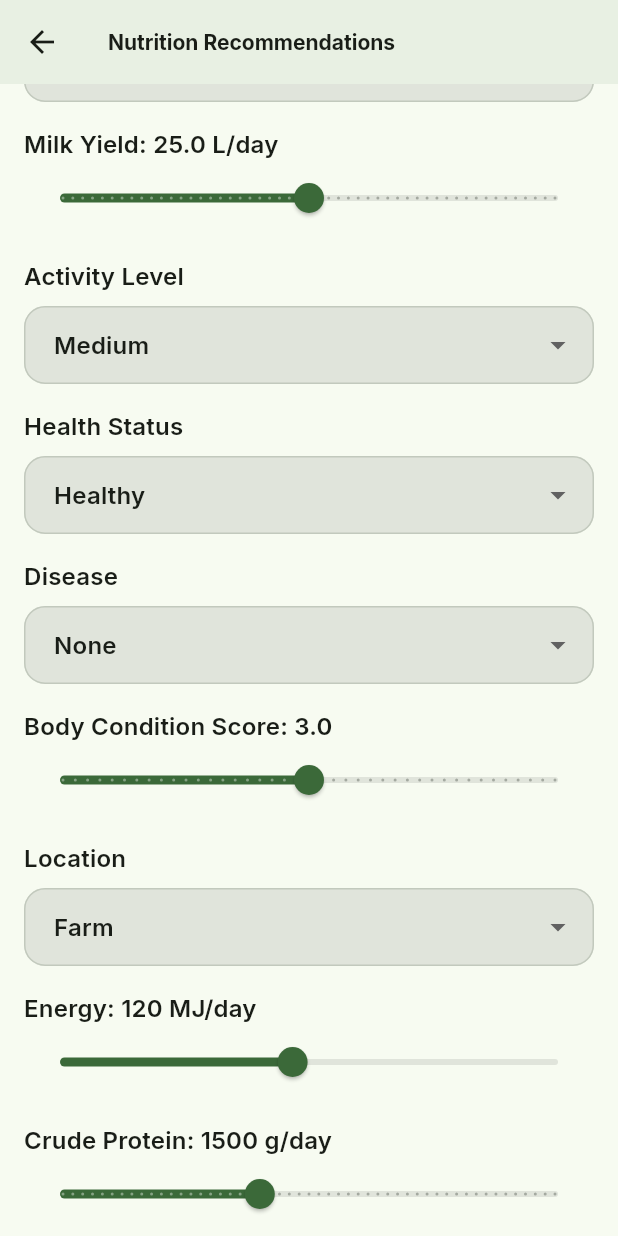
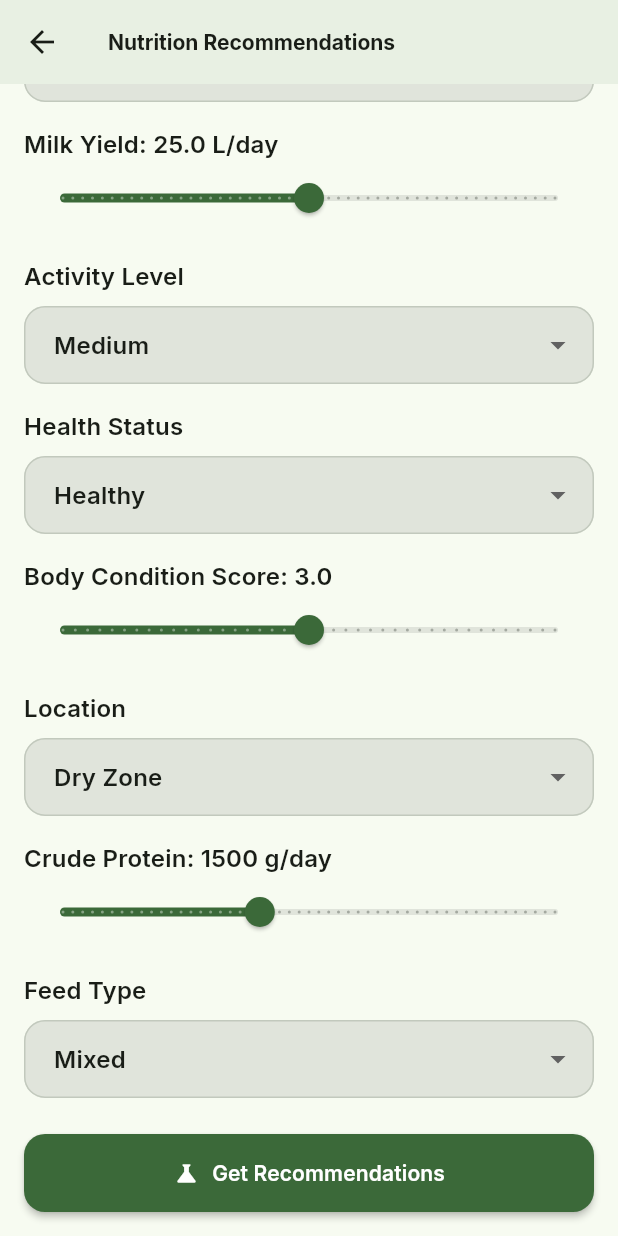
Before and after one commit to PramudithaB/converting-traditional-farm-to-ai-ml-powered-smart-farm-, a Flutter app: the NutritionScreen screen opened directly, scrolled down 576 dp, on a phone screen of 412 x 824 dp. Run offline on Flutter 3.47's test engine with Material 3 defaults, Android fonts, the phone set to English and light mode, and no system bars; our stand-ins replace google_fonts, image_picker, shared_preferences, sqflite; accounts and stored records are empty; network calls fail.

Commit message:
update the some input filds

```diff
--- a/frontend/lib/screens/nutrition_screen.dart
+++ b/frontend/lib/screens/nutrition_screen.dart
@@ -29,17 +29,24 @@ class _NutritionScreenState extends State<NutritionScreen> {
   String _healthStatus = 'Healthy';
   String _disease = 'None';
   double _bodyConditionScore = 3.0;
-  String _location = 'Farm';
-  double _energyMJ = 120.0;
+  String _location = 'Dry Zone';
+  double _energyMJ = 100.0;
   double _crudeProtein = 1500.0;
   String _feedType = 'Mixed';
 
-  final List<String> _breeds = ['Holstein', 'Jersey', 'Brown Swiss', 'Guernsey', 'Ayrshire'];
+  List<String> _breeds = [
+    'Holstein / Holstein-Friesian', 'Holstein', 'Jersey', 'Ayrshire', 'Brown Swiss',
+    'Guernsey', 'Milking Shorthorn', 'Friesian', 'Sahiwal', 'Tharparkar',
+    'Gir (Gyr)', 'Hariana', 'Red Sindhi', 'Ongole', 'Kankrej', 'Deoni',
+    'Angus', 'Hereford', 'Simmental', 'Limousin', 'Charolais', 'Brahman',
+    'Shorthorn', 'Belted Galloway', 'Highland', 'Dexter', 'Nelore', 'Zebu',
+    'Lanka White (Sinhala)', 'Other',
+  ];
   final List<String> _activityLevels = ['Low', 'Medium', 'High'];
   final List<String> _healthStatuses = ['Healthy', 'Disease', 'Recovering'];
   final List<String> _diseases = ['None', 'Mastitis', 'Lameness', 'Metabolic', 'Respiratory'];
-  final List<String> _locations = ['Farm', 'Pasture', 'Barn', 'Open'];
-  final List<String> _feedTypes = ['Mixed', 'Hay', 'Silage', 'Concentrate', 'Pasture'];
+  final List<String> _locations = ['Dry Zone', 'Wet Zone'];
+  final List<String> _feedTypes = ['Mixed', 'Grass clippings', 'Milk'];
 
   @override
   void initState() {
@@ -68,7 +75,10 @@ class _NutritionScreenState extends State<NutritionScreen> {
 
     // ── Prefill from cow fields ──
     final breed = cow['breed'] as String?;
-    if (breed != null && _breeds.contains(breed)) {
+    if (breed != null && breed.isNotEmpty) {
+      if (!_breeds.contains(breed)) {
+        setState(() => _breeds = [..._breeds, breed]);
+      }
       setState(() => _breed = breed);
     }
 
@@ -86,15 +96,12 @@ class _NutritionScreenState extends State<NutritionScreen> {
       }
     }
 
+    // Health Status from previous_disease (disease field fixed to 'None')
     final prevDisease = cow['previous_disease'];
     if (prevDisease is List && prevDisease.isNotEmpty) {
-      final last = prevDisease.last.toString();
-      setState(() {
-        _disease = _diseases.contains(last) ? last : 'None';
-        _healthStatus = 'Disease';
-      });
+      setState(() => _healthStatus = 'Disease');
     } else {
-      setState(() { _disease = 'None'; _healthStatus = 'Healthy'; });
+      setState(() => _healthStatus = 'Healthy');
     }
 
     // ── Overlay with latest saved nutrition input_data ──
@@ -106,7 +113,10 @@ class _NutritionScreenState extends State<NutritionScreen> {
         if (input != null && mounted) {
           setState(() {
             final b = input['Breed'] as String?;
-            if (b != null && _breeds.contains(b)) _breed = b;
+            if (b != null && b.isNotEmpty) {
+              if (!_breeds.contains(b)) _breeds = [..._breeds, b];
+              _breed = b;
+            }
 
             final w = (input['Weight_kg'] as num?)?.toDouble();
             if (w != null) _weightKg = w.clamp(200.0, 800.0);
@@ -117,8 +127,7 @@ class _NutritionScreenState extends State<NutritionScreen> {
             final hs = input['Health_Status'] as String?;
             if (hs != null && _healthStatuses.contains(hs)) _healthStatus = hs;
 
-            final d = input['Disease'] as String?;
-            if (d != null && _diseases.contains(d)) _disease = d;
+            // Disease is fixed to 'None' — skip overlay
 
             final m = (input['Milk_Yield_L_per_day'] as num?)?.toDouble();
             if (m != null) _milkYield = m.clamp(0.0, 50.0);
@@ -133,7 +142,7 @@ class _NutritionScreenState extends State<NutritionScreen> {
             if (loc != null && _locations.contains(loc)) _location = loc;
 
             final e = (input['Energy_MJ_per_day'] as num?)?.toDouble();
-            if (e != null) _energyMJ = e.clamp(50.0, 200.0);
+            // Energy has fixed default of 100 — skip overlay
 
             final cp = (input['Crude_Protein_g_per_day'] as num?)?.toDouble();
             if (cp != null) _crudeProtein = cp.clamp(500.0, 3000.0);
@@ -404,20 +413,6 @@ class _NutritionScreenState extends State<NutritionScreen> {
               ),
               const SizedBox(height: 16),
 
-              // ── Disease ──
-              Text('Disease', style: Theme.of(context).textTheme.titleMedium),
-              const SizedBox(height: 8),
-              DropdownButtonFormField<String>(
-                value: _disease,
-                decoration: InputDecoration(
-                  filled: true, fillColor: cs.surfaceContainerHighest,
-                  border: OutlineInputBorder(borderRadius: BorderRadius.circular(14)),
-                ),
-                items: _diseases.map((d) => DropdownMenuItem(value: d, child: Text(d))).toList(),
-                onChanged: (v) => setState(() => _disease = v!),
-              ),
-              const SizedBox(height: 16),
-
               // ── Body Condition Score ──
               Text('Body Condition Score: ${_bodyConditionScore.toStringAsFixed(1)}', style: Theme.of(context).textTheme.titleMedium),
               Slider(
@@ -439,16 +434,6 @@ class _NutritionScreenState extends State<NutritionScreen> {
                 ),
                 items: _locations.map((l) => DropdownMenuItem(value: l, child: Text(l))).toList(),
                 onChanged: (v) => setState(() => _location = v!),
-              ),
-              const SizedBox(height: 16),
-
-              // ── Energy ──
-              Text('Energy: ${_energyMJ.toStringAsFixed(0)} MJ/day', style: Theme.of(context).textTheme.titleMedium),
-              Slider(
-                value: _energyMJ,
-                min: 50, max: 200, divisions: 150,
-                label: '${_energyMJ.toStringAsFixed(0)} MJ',
-                onChanged: (v) => setState(() => _energyMJ = v),
               ),
               const SizedBox(height: 16),
 
```
